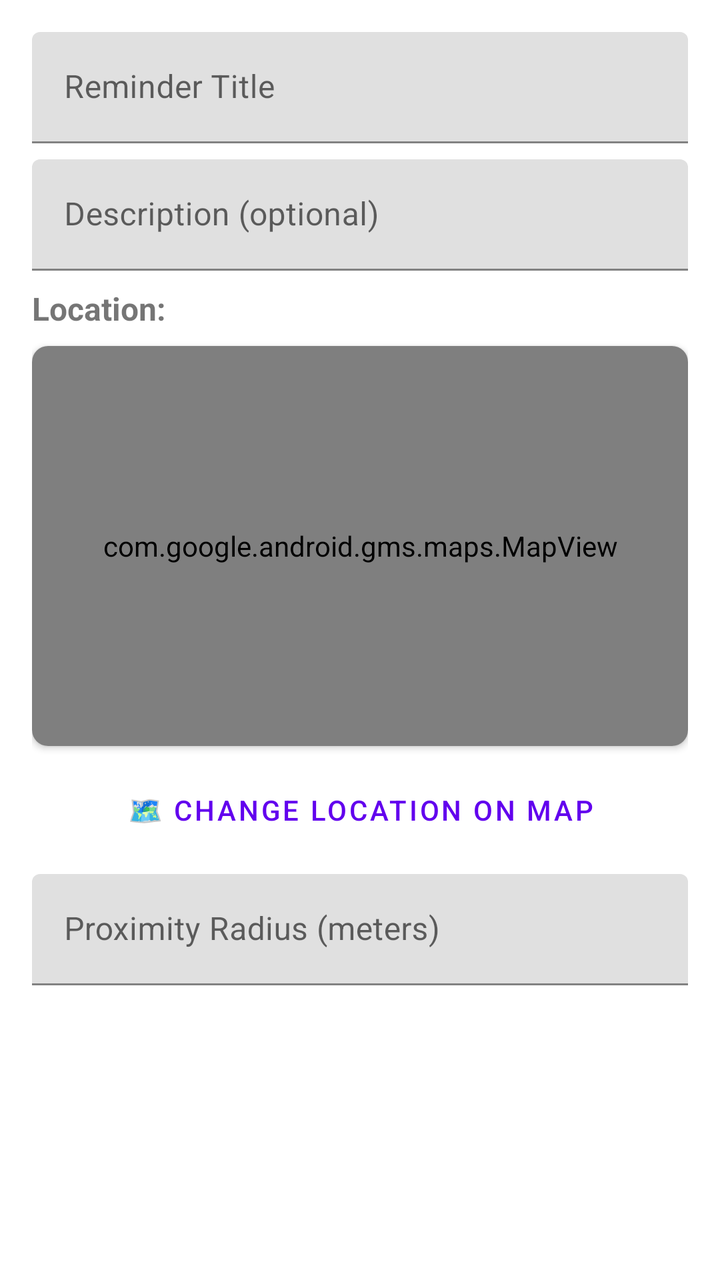
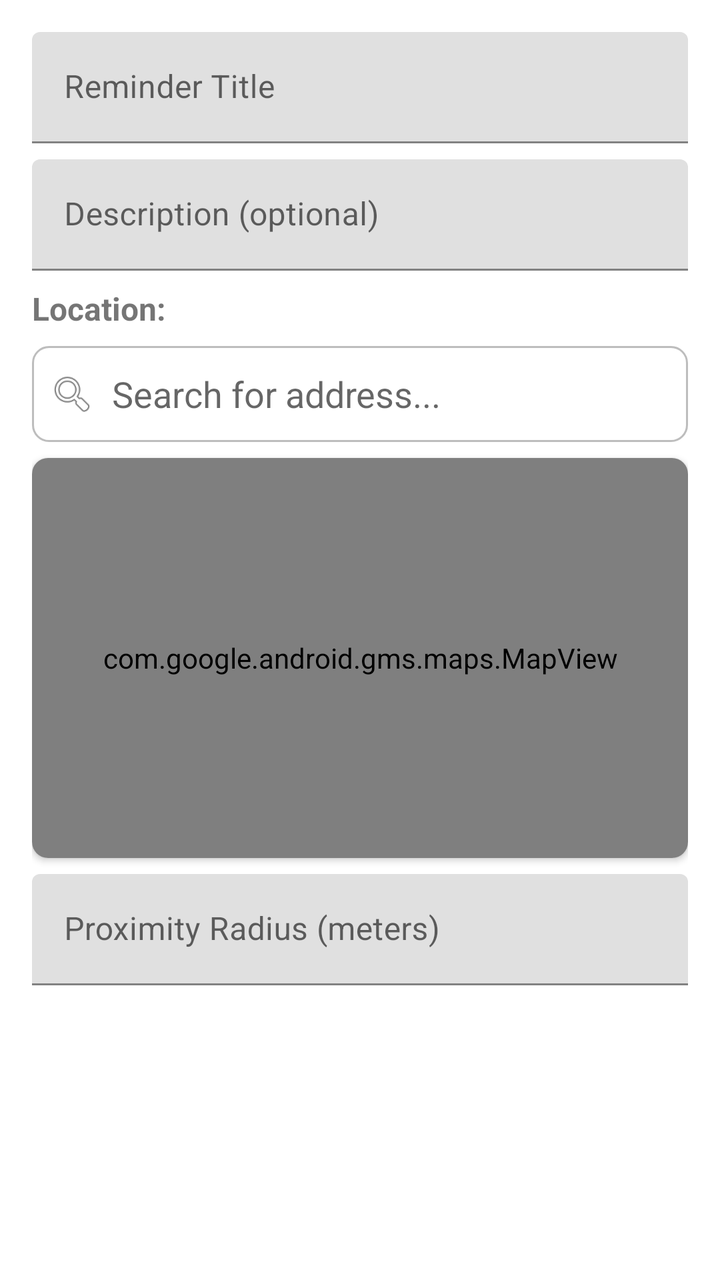

Compare the two renders of this Android layout. The source of the first and the diff that turns it into the second are given below.
<!-- AndroidManifest.xml: application theme Theme.LocationReminder -->
<!-- res/layout/dialog_add_reminder.xml -->
<?xml version="1.0" encoding="utf-8"?>
<ScrollView xmlns:android="http://schemas.android.com/apk/res/android"
xmlns:app="http://schemas.android.com/apk/res-auto"
android:layout_width="match_parent"
android:layout_height="wrap_content"
android:padding="16dp">

<LinearLayout
    android:layout_width="match_parent"
    android:layout_height="wrap_content"
    android:orientation="vertical">

    
    <com.google.android.material.textfield.TextInputLayout
    android:layout_width="match_parent"
    android:layout_height="wrap_content"
    android:hint="Reminder Title"
    android:layout_marginBottom="8dp">

    <com.google.android.material.textfield.TextInputEditText
        android:id="@+id/inputTitle"
        android:layout_width="match_parent"
        android:layout_height="wrap_content"
        android:inputType="textCapSentences|textMultiLine"
        android:maxLines="2" />

    </com.google.android.material.textfield.TextInputLayout>

    
    <com.google.android.material.textfield.TextInputLayout
    android:layout_width="match_parent"
    android:layout_height="wrap_content"
    android:hint="Description (optional)"
    android:layout_marginBottom="8dp">

    <com.google.android.material.textfield.TextInputEditText
        android:id="@+id/inputDescription"
        android:layout_width="match_parent"
        android:layout_height="wrap_content"
        android:inputType="textCapSentences|textMultiLine"
        android:maxLines="3" />

    </com.google.android.material.textfield.TextInputLayout>

    
    <TextView
    android:layout_width="match_parent"
    android:layout_height="wrap_content"
    android:text="Location:"
    android:textSize="16sp"
    android:textStyle="bold"
    android:layout_marginBottom="8dp"/>

    
    <androidx.cardview.widget.CardView
    android:id="@+id/mapPreviewCard"
    android:layout_width="match_parent"
    android:layout_height="200dp"
    android:layout_marginBottom="8dp"
    app:cardCornerRadius="8dp"
    app:cardElevation="2dp">

    <FrameLayout
        android:layout_width="match_parent"
        android:layout_height="match_parent">

        
        <com.google.android.gms.maps.MapView
        android:id="@+id/mapPreview"
        android:layout_width="match_parent"
        android:layout_height="match_parent" />

        
        <ProgressBar
        android:id="@+id/mapLoadingProgress"
        android:layout_width="wrap_content"
        android:layout_height="wrap_content"
        android:layout_gravity="center" />

        
        <TextView
        android:id="@+id/locationStatusText"
        android:layout_width="wrap_content"
        android:layout_height="wrap_content"
        android:layout_gravity="center"
        android:text="Getting location..."
        android:textColor="@color/grey_600"
        android:textSize="14sp"
        android:visibility="gone" />

    </FrameLayout>

    </androidx.cardview.widget.CardView>

    
    <EditText
    android:id="@+id/inputLocationLat"
    android:layout_width="0dp"
    android:layout_height="0dp"
    android:visibility="gone" />

    <EditText
    android:id="@+id/inputLocationLng"
    android:layout_width="0dp"
    android:layout_height="0dp"
    android:visibility="gone" />

    
    <Button
    android:id="@+id/btnViewOnMap"
    android:layout_width="match_parent"
    android:layout_height="wrap_content"
    android:text="🗺️ Change Location on Map"
    android:layout_marginBottom="8dp"
    style="@style/Widget.MaterialComponents.Button.OutlinedButton"/>

    
    <com.google.android.material.textfield.TextInputLayout
    android:layout_width="match_parent"
    android:layout_height="wrap_content"
    android:hint="Proximity Radius (meters)"
    android:layout_marginBottom="8dp">

    <com.google.android.material.textfield.TextInputEditText
        android:id="@+id/inputRadius"
        android:layout_width="match_parent"
        android:layout_height="wrap_content"
        android:inputType="numberDecimal"
        android:maxLines="1" />

    </com.google.android.material.textfield.TextInputLayout>

    </LinearLayout>

</ScrollView>
<!-- resources referenced by this layout -->
<resources>
  <color name="grey_600">#757575</color>
  <style name="Theme.LocationReminder" parent="Theme.MaterialComponents.DayNight.NoActionBar">
          <item name="colorPrimary">@color/colorPrimary</item>
          <item name="colorPrimaryVariant">@color/colorPrimaryVariant</item>
          <item name="colorOnPrimary">@color/white</item>
          <item name="colorSecondary">@color/colorSecondary</item>
          <item name="colorSecondaryVariant">@color/colorSecondaryDark</item>
          <item name="colorOnSecondary">@color/black</item>
          
          
          <item name="android:statusBarColor">@color/gradient_base_dark</item>
          <item name="android:navigationBarColor">@color/gradient_base_dark</item>
      </style>
  <color name="colorPrimary">#6200EE</color>
  <color name="colorPrimaryVariant">#3700B3</color>
  <color name="white">#FFFFFF</color>
  <color name="colorSecondary">#03DAC5</color>
  <color name="colorSecondaryDark">#01B7A4</color>
  <color name="black">#000000</color>
  <color name="gradient_base_dark">#121212</color>
</resources>

<!-- the commit's change to res/layout/dialog_add_reminder.xml (unified diff, before → after) -->
@@ -1,134 +1,155 @@
 <?xml version="1.0" encoding="utf-8"?>
 <ScrollView xmlns:android="http://schemas.android.com/apk/res/android"
-xmlns:app="http://schemas.android.com/apk/res-auto"
-android:layout_width="match_parent"
-android:layout_height="wrap_content"
-android:padding="16dp">
-
-<LinearLayout
+    xmlns:app="http://schemas.android.com/apk/res-auto"
     android:layout_width="match_parent"
     android:layout_height="wrap_content"
-    android:orientation="vertical">
+    android:padding="16dp">
 
-    
-    <com.google.android.material.textfield.TextInputLayout
-    android:layout_width="match_parent"
-    android:layout_height="wrap_content"
-    android:hint="Reminder Title"
-    android:layout_marginBottom="8dp">
-
-    <com.google.android.material.textfield.TextInputEditText
-        android:id="@+id/inputTitle"
+    <LinearLayout
         android:layout_width="match_parent"
         android:layout_height="wrap_content"
-        android:inputType="textCapSentences|textMultiLine"
-        android:maxLines="2" />
-
-    </com.google.android.material.textfield.TextInputLayout>
-
-    
-    <com.google.android.material.textfield.TextInputLayout
-    android:layout_width="match_parent"
-    android:layout_height="wrap_content"
-    android:hint="Description (optional)"
-    android:layout_marginBottom="8dp">
-
-    <com.google.android.material.textfield.TextInputEditText
-        android:id="@+id/inputDescription"
-        android:layout_width="match_parent"
-        android:layout_height="wrap_content"
-        android:inputType="textCapSentences|textMultiLine"
-        android:maxLines="3" />
-
-    </com.google.android.material.textfield.TextInputLayout>
-
-    
-    <TextView
-    android:layout_width="match_parent"
-    android:layout_height="wrap_content"
-    android:text="Location:"
-    android:textSize="16sp"
-    android:textStyle="bold"
-    android:layout_marginBottom="8dp"/>
-
-    
-    <androidx.cardview.widget.CardView
-    android:id="@+id/mapPreviewCard"
-    android:layout_width="match_parent"
-    android:layout_height="200dp"
-    android:layout_marginBottom="8dp"
-    app:cardCornerRadius="8dp"
-    app:cardElevation="2dp">
-
-    <FrameLayout
-        android:layout_width="match_parent"
-        android:layout_height="match_parent">
+        android:orientation="vertical">
 
         
-        <com.google.android.gms.maps.MapView
-        android:id="@+id/mapPreview"
-        android:layout_width="match_parent"
-        android:layout_height="match_parent" />
+        <com.google.android.material.textfield.TextInputLayout
+            android:layout_width="match_parent"
+            android:layout_height="wrap_content"
+            android:hint="Reminder Title"
+            android:layout_marginBottom="8dp">
+
+            <com.google.android.material.textfield.TextInputEditText
+                android:id="@+id/inputTitle"
+                android:layout_width="match_parent"
+                android:layout_height="wrap_content"
+                android:inputType="textCapSentences|textMultiLine"
+                android:maxLines="2" />
+
+        </com.google.android.material.textfield.TextInputLayout>
 
         
-        <ProgressBar
-        android:id="@+id/mapLoadingProgress"
-        android:layout_width="wrap_content"
-        android:layout_height="wrap_content"
-        android:layout_gravity="center" />
+        <com.google.android.material.textfield.TextInputLayout
+            android:layout_width="match_parent"
+            android:layout_height="wrap_content"
+            android:hint="Description (optional)"
+            android:layout_marginBottom="8dp">
+
+            <com.google.android.material.textfield.TextInputEditText
+                android:id="@+id/inputDescription"
+                android:layout_width="match_parent"
+                android:layout_height="wrap_content"
+                android:inputType="textCapSentences|textMultiLine"
+                android:maxLines="3" />
+
+        </com.google.android.material.textfield.TextInputLayout>
 
         
         <TextView
-        android:id="@+id/locationStatusText"
-        android:layout_width="wrap_content"
-        android:layout_height="wrap_content"
-        android:layout_gravity="center"
-        android:text="Getting location..."
-        android:textColor="@color/grey_600"
-        android:textSize="14sp"
-        android:visibility="gone" />
+            android:layout_width="match_parent"
+            android:layout_height="wrap_content"
+            android:text="Location:"
+            android:textSize="16sp"
+            android:textStyle="bold"
+            android:layout_marginBottom="8dp"/>
 
-    </FrameLayout>
+        
+        <LinearLayout
+            android:layout_width="match_parent"
+            android:layout_height="wrap_content"
+            android:orientation="horizontal"
+            android:gravity="center_vertical"
+            android:layout_marginBottom="8dp"
+            android:background="@drawable/address_search_background">
 
-    </androidx.cardview.widget.CardView>
+            <ImageView
+                android:layout_width="24dp"
+                android:layout_height="24dp"
+                android:src="@android:drawable/ic_menu_search"
+                android:layout_marginStart="8dp"
+                android:layout_marginEnd="8dp"
+                android:contentDescription="Search icon" />
 
-    
-    <EditText
-    android:id="@+id/inputLocationLat"
-    android:layout_width="0dp"
-    android:layout_height="0dp"
-    android:visibility="gone" />
+            <AutoCompleteTextView
+                android:id="@+id/inputAddressSearch"
+                android:layout_width="0dp"
+                android:layout_height="48dp"
+                android:layout_weight="1"
+                android:hint="Search for address..."
+                android:inputType="textPostalAddress"
+                android:imeOptions="actionSearch"
+                android:background="@android:color/transparent"
+                android:completionThreshold="2" />
 
-    <EditText
-    android:id="@+id/inputLocationLng"
-    android:layout_width="0dp"
-    android:layout_height="0dp"
-    android:visibility="gone" />
+        </LinearLayout>
 
-    
-    <Button
-    android:id="@+id/btnViewOnMap"
-    android:layout_width="match_parent"
-    android:layout_height="wrap_content"
-    android:text="🗺️ Change Location on Map"
-    android:layout_marginBottom="8dp"
-    style="@style/Widget.MaterialComponents.Button.OutlinedButton"/>
+        
+        <androidx.cardview.widget.CardView
+            android:id="@+id/mapPreviewCard"
+            android:layout_width="match_parent"
+            android:layout_height="200dp"
+            android:layout_marginBottom="8dp"
+            app:cardCornerRadius="8dp"
+            app:cardElevation="2dp">
 
-    
-    <com.google.android.material.textfield.TextInputLayout
-    android:layout_width="match_parent"
-    android:layout_height="wrap_content"
-    android:hint="Proximity Radius (meters)"
-    android:layout_marginBottom="8dp">
+            <FrameLayout
+                android:layout_width="match_parent"
+                android:layout_height="match_parent">
 
-    <com.google.android.material.textfield.TextInputEditText
-        android:id="@+id/inputRadius"
-        android:layout_width="match_parent"
-        android:layout_height="wrap_content"
-        android:inputType="numberDecimal"
-        android:maxLines="1" />
+                
+                <com.google.android.gms.maps.MapView
+                    android:id="@+id/mapPreview"
+                    android:layout_width="match_parent"
+                    android:layout_height="match_parent" />
 
-    </com.google.android.material.textfield.TextInputLayout>
+                
+                <ProgressBar
+                    android:id="@+id/mapLoadingProgress"
+                    android:layout_width="wrap_content"
+                    android:layout_height="wrap_content"
+                    android:layout_gravity="center" />
+
+                
+                <TextView
+                    android:id="@+id/locationStatusText"
+                    android:layout_width="wrap_content"
+                    android:layout_height="wrap_content"
+                    android:layout_gravity="center"
+                    android:text="Getting location..."
+                    android:textColor="@color/grey_600"
+                    android:textSize="14sp"
+                    android:visibility="gone" />
+
+            </FrameLayout>
+
+        </androidx.cardview.widget.CardView>
+
+        
+        <EditText
+            android:id="@+id/inputLocationLat"
+            android:layout_width="0dp"
+            android:layout_height="0dp"
+            android:visibility="gone" />
+
+        <EditText
+            android:id="@+id/inputLocationLng"
+            android:layout_width="0dp"
+            android:layout_height="0dp"
+            android:visibility="gone" />
+
+        
+        <com.google.android.material.textfield.TextInputLayout
+            android:layout_width="match_parent"
+            android:layout_height="wrap_content"
+            android:hint="Proximity Radius (meters)"
+            android:layout_marginBottom="8dp">
+
+            <com.google.android.material.textfield.TextInputEditText
+                android:id="@+id/inputRadius"
+                android:layout_width="match_parent"
+                android:layout_height="wrap_content"
+                android:inputType="numberDecimal"
+                android:maxLines="1" />
+
+        </com.google.android.material.textfield.TextInputLayout>
 
     </LinearLayout>
 
<!-- resource entries referenced after the edit -->
@@ -1,6 +1,16 @@
 <!-- resources referenced by this layout -->
 <resources>
   <color name="grey_600">#757575</color>
+  <!-- drawable address_search_background (drawable) -->
+  <?xml version="1.0" encoding="utf-8"?>
+  <shape xmlns:android="http://schemas.android.com/apk/res/android"
+      android:shape="rectangle">
+      <solid android:color="@android:color/white" />
+      <stroke
+          android:width="1dp"
+          android:color="@color/grey_400" />
+      <corners android:radius="8dp" />
+  </shape>
   <style name="Theme.LocationReminder" parent="Theme.MaterialComponents.DayNight.NoActionBar">
           <item name="colorPrimary">@color/colorPrimary</item>
           <item name="colorPrimaryVariant">@color/colorPrimaryVariant</item>
@@ -13,6 +23,7 @@
           <item name="android:statusBarColor">@color/gradient_base_dark</item>
           <item name="android:navigationBarColor">@color/gradient_base_dark</item>
       </style>
+  <color name="grey_400">#BDBDBD</color>
   <color name="colorPrimary">#6200EE</color>
   <color name="colorPrimaryVariant">#3700B3</color>
   <color name="white">#FFFFFF</color>
